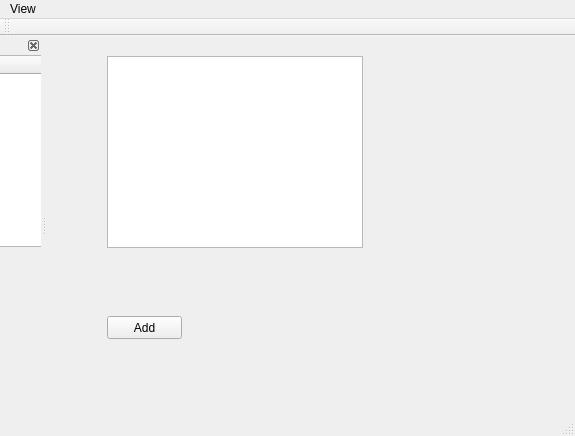
Old version of the form mainwindow.ui in the repository qinxian57/Demo1.
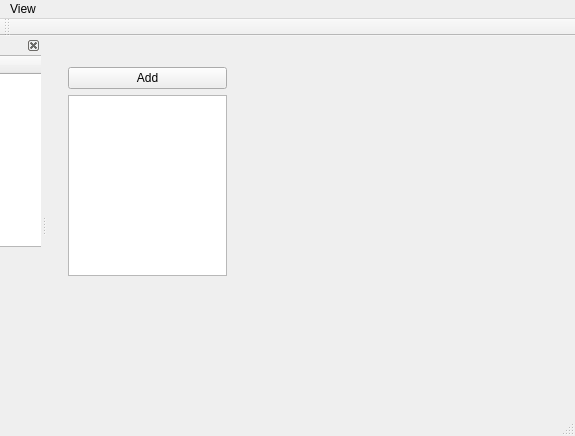
New version of the form.

Commit message: tab view

```diff
--- a/mainwindow.ui
+++ b/mainwindow.ui
@@ -14,29 +14,28 @@
    <string>MainWindow</string>
   </property>
   <widget class="QWidget" name="centralWidget">
-   <widget class="QTableView" name="tableView">
+   <widget class="QWidget" name="verticalLayoutWidget">
     <property name="geometry">
      <rect>
-      <x>60</x>
+      <x>10</x>
       <y>20</y>
-      <width>256</width>
-      <height>192</height>
+      <width>181</width>
+      <height>231</height>
      </rect>
     </property>
-   </widget>
+    <layout class="QVBoxLayout" name="verticalLayout">
+     <item>
    <widget class="QPushButton" name="pushButton">
-    <property name="geometry">
-     <rect>
-      <x>60</x>
-      <y>280</y>
-      <width>75</width>
-      <height>23</height>
-     </rect>
-    </property>
     <property name="text">
      <string>Add</string>
     </property>
    </widget>
+     </item>
+     <item>
+      <widget class="QTableView" name="tableView"/>
+     </item>
+    </layout>
+   </widget>
   </widget>
   <widget class="QMenuBar" name="menuBar">
    <property name="geometry">
```
Left out of the diff: 2 changed lines with no effect on the pictures. Lines whose indentation alone changed are shown as unchanged. The commit also changes 1 other file.
